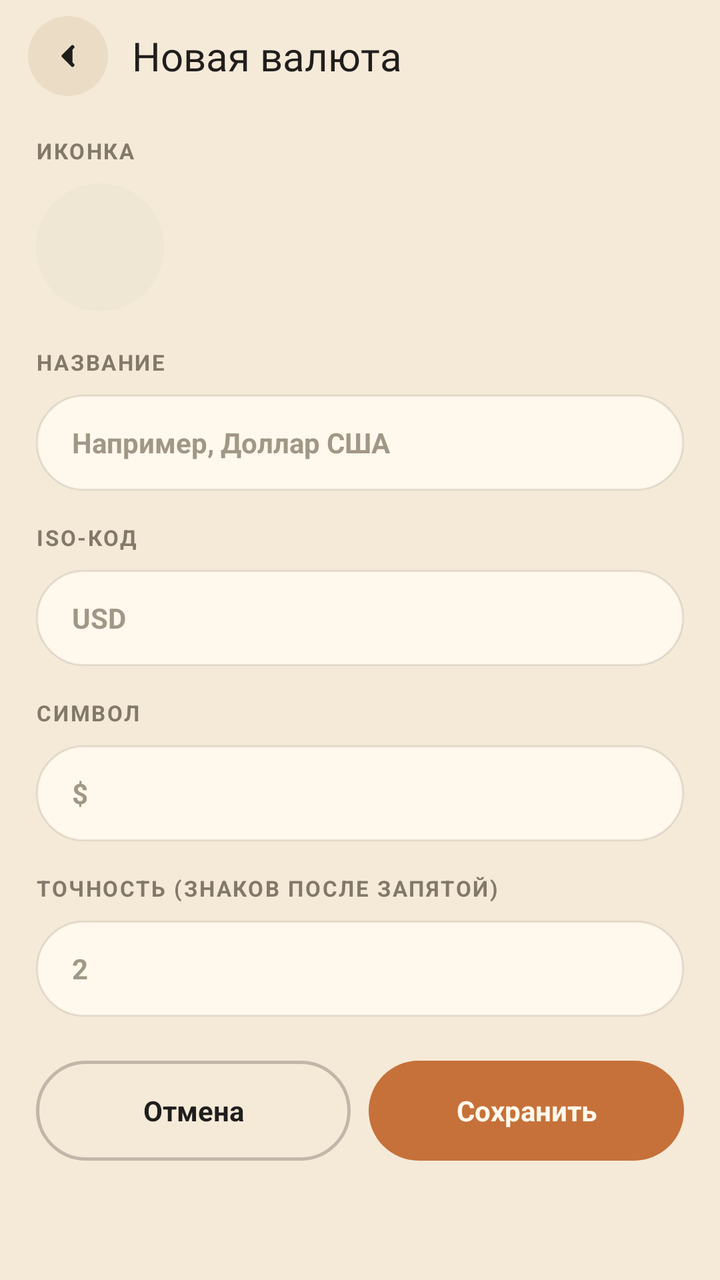
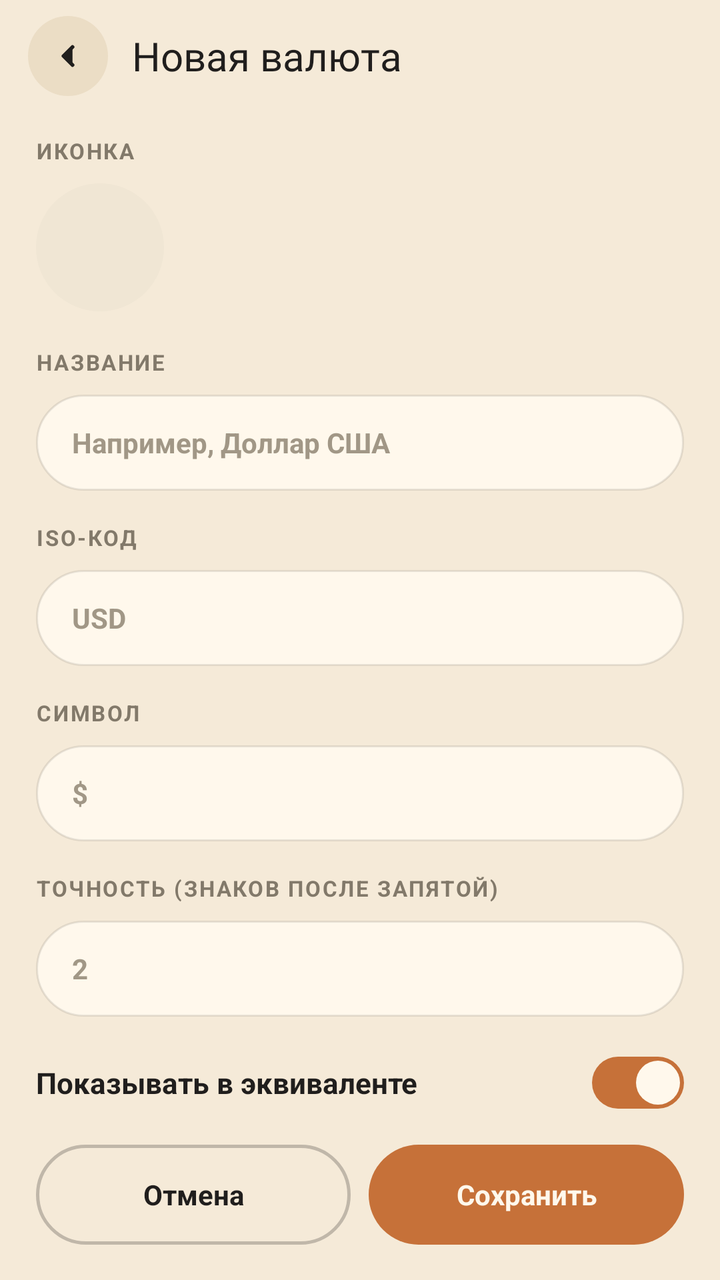

Before-and-after screenshots of an Android layout around one commit, followed by the original layout XML and the change that was made.
<!-- AndroidManifest.xml: activity theme AppTheme.NoActionBar -->
<!-- res/layout/activity_currency_form.xml -->
<?xml version="1.0" encoding="utf-8"?>

<LinearLayout xmlns:android="http://schemas.android.com/apk/res/android"
    android:layout_width="match_parent"
    android:layout_height="match_parent"
    android:orientation="vertical"
    android:background="@color/colorBackground">

    <LinearLayout
        android:layout_width="match_parent"
        android:layout_height="wrap_content"
        android:gravity="center_vertical"
        android:orientation="horizontal"
        android:paddingLeft="14dp"
        android:paddingRight="14dp"
        android:paddingTop="8dp"
        android:paddingBottom="6dp">

        <ImageButton
            android:id="@+id/btnUp"
            android:layout_width="40dp"
            android:layout_height="40dp"
            android:background="@drawable/bg_pill_secondary"
            android:contentDescription="Назад"
            android:padding="11dp"
            android:scaleType="fitCenter"
            android:src="@drawable/ic_nav_back"
            android:onClick="btnUp"/>

        <TextView
            android:id="@+id/formTitle"
            android:layout_width="0dp"
            android:layout_height="wrap_content"
            android:layout_weight="1"
            android:layout_marginStart="12dp"
            android:fontFamily="@font/caprasimo"
            android:text="Новая валюта"
            android:textColor="@color/colorTextPrimary"
            android:textSize="20sp"/>
    </LinearLayout>

    <ScrollView
        android:layout_width="match_parent"
        android:layout_height="0dp"
        android:layout_weight="1"
        android:paddingLeft="18dp"
        android:paddingRight="18dp"
        android:scrollbars="none">

        <LinearLayout
            android:layout_width="match_parent"
            android:layout_height="wrap_content"
            android:orientation="vertical"
            android:paddingTop="14dp"
            android:paddingBottom="20dp">

            <TextView style="@style/SettingsGroupLabel" android:text="Иконка"/>

            <ImageView
                android:id="@+id/imgCurrencyIcon"
                android:layout_width="64dp"
                android:layout_height="64dp"
                android:layout_marginBottom="18dp"
                android:background="@drawable/bg_icon_circle"
                android:clickable="true"
                android:contentDescription="Иконка валюты"
                android:focusable="true"
                android:padding="14dp"
                android:onClick="onPickIcon"/>

            <TextView style="@style/SettingsGroupLabel" android:text="Название"/>

            <EditText
                android:id="@+id/editCurrencyName"
                style="@style/FormInputPill"
                android:hint="Например, Доллар США"
                android:inputType="textCapSentences"/>

            <TextView style="@style/SettingsGroupLabel" android:text="ISO-код"/>

            <EditText
                android:id="@+id/editCurrencyIso"
                style="@style/FormInputPill"
                android:hint="USD"
                android:inputType="textCapCharacters"
                android:maxLength="8"/>

            <TextView style="@style/SettingsGroupLabel" android:text="Символ"/>

            <EditText
                android:id="@+id/editCurrencySymbol"
                style="@style/FormInputPill"
                android:hint="$"
                android:maxLength="8"/>

            <TextView style="@style/SettingsGroupLabel" android:text="Точность (знаков после запятой)"/>

            <EditText
                android:id="@+id/editCurrencyPrecision"
                style="@style/FormInputPill"
                android:hint="2"
                android:inputType="number"
                android:maxLength="1"/>

            <LinearLayout
                android:layout_width="match_parent"
                android:layout_height="wrap_content"
                android:layout_marginTop="6dp"
                android:orientation="horizontal">

                <TextView
                    android:id="@+id/btnDelete"
                    android:layout_width="0dp"
                    android:layout_height="50dp"
                    android:layout_weight="1"
                    android:layout_marginEnd="9dp"
                    android:background="@drawable/bg_pill_outline_expanse"
                    android:clickable="true"
                    android:focusable="true"
                    android:gravity="center"
                    android:text="Удалить"
                    android:textColor="@color/colorexpanse"
                    android:textSize="14sp"
                    android:textStyle="bold"
                    android:visibility="gone"
                    android:onClick="onDelete"/>

                <TextView
                    android:id="@+id/btnCancel"
                    android:layout_width="0dp"
                    android:layout_height="50dp"
                    android:layout_weight="1"
                    android:layout_marginEnd="9dp"
                    android:background="@drawable/bg_pill_outline"
                    android:clickable="true"
                    android:focusable="true"
                    android:gravity="center"
                    android:text="Отмена"
                    android:textColor="@color/colorTextPrimary"
                    android:textSize="14sp"
                    android:textStyle="bold"
                    android:onClick="btnUp"/>

                <TextView
                    android:id="@+id/btnSave"
                    android:layout_width="0dp"
                    android:layout_height="50dp"
                    android:layout_weight="1"
                    android:background="@drawable/bg_pill_primary"
                    android:clickable="true"
                    android:focusable="true"
                    android:gravity="center"
                    android:text="Сохранить"
                    android:textColor="@color/colorSurface"
                    android:textSize="14sp"
                    android:textStyle="bold"
                    android:onClick="onSave"/>
            </LinearLayout>
        </LinearLayout>
    </ScrollView>
</LinearLayout>
<!-- resources referenced by this layout -->
<resources>
  <color name="colorBackground">#F5EAD8</color>
  <color name="colorSurface">#FFF8EC</color>
  <color name="colorTextPrimary">#201E1D</color>
  <color name="colorexpanse">#8C491A</color>
  <!-- drawable bg_icon_circle (drawable) -->
  <?xml version="1.0" encoding="utf-8"?>
  <shape xmlns:android="http://schemas.android.com/apk/res/android"
      android:shape="oval">
      <solid android:color="@color/colorIconCircle"/>
  </shape>
  <!-- drawable bg_pill_outline (drawable) -->
  <?xml version="1.0" encoding="utf-8"?>
  <ripple xmlns:android="http://schemas.android.com/apk/res/android"
      android:color="@color/colorRipplePrimary">
      <item>
          <shape>
              <solid android:color="@android:color/transparent"/>
              <corners android:radius="999dp"/>
              <stroke android:width="1.5dp" android:color="@color/colorOutlineStrong"/>
          </shape>
      </item>
  </ripple>
  <!-- drawable bg_pill_outline_expanse (drawable) -->
  <?xml version="1.0" encoding="utf-8"?>
  <ripple xmlns:android="http://schemas.android.com/apk/res/android"
      android:color="@color/colorRippleExpanse">
      <item>
          <shape>
              <solid android:color="@android:color/transparent"/>
              <corners android:radius="999dp"/>
              <stroke android:width="1.5dp" android:color="@color/colorexpanse"/>
          </shape>
      </item>
  </ripple>
  <!-- drawable bg_pill_primary (drawable) -->
  <?xml version="1.0" encoding="utf-8"?>
  <ripple xmlns:android="http://schemas.android.com/apk/res/android"
      android:color="@color/colorPrimaryDark">
      <item>
          <shape>
              <solid android:color="@color/colorPrimary"/>
              <corners android:radius="999dp"/>
          </shape>
      </item>
  </ripple>
  <!-- drawable bg_pill_secondary (drawable) -->
  <?xml version="1.0" encoding="utf-8"?>
  <ripple xmlns:android="http://schemas.android.com/apk/res/android"
      android:color="@color/colorPrimaryLight">
      <item>
          <shape>
              <solid android:color="@color/colorSurfaceAlt"/>
              <corners android:radius="999dp"/>
          </shape>
      </item>
  </ripple>
  <style name="AppTheme.NoActionBar">
          <item name="windowActionBar">false</item>
          <item name="windowNoTitle">true</item>
      </style>
  <color name="colorIconCircle">#F0E6D4</color>
  <color name="colorRipplePrimary">#26C67139</color>
  <color name="colorOutlineStrong">#40201E1D</color>
  <color name="colorRippleExpanse">#268C491A</color>
  <color name="colorPrimaryDark">#B2622D</color>
  <color name="colorPrimary">#C67139</color>
  <color name="colorPrimaryLight">#F6A06B</color>
  <color name="colorSurfaceAlt">#EBDDC5</color>
  <!-- drawable bg_input_pill (drawable) -->
  <?xml version="1.0" encoding="utf-8"?>
  <shape xmlns:android="http://schemas.android.com/apk/res/android">
      <solid android:color="@color/colorSurface"/>
      <corners android:radius="999dp"/>
      <stroke android:width="1dp" android:color="@color/colorCardBorder"/>
  </shape>
  <color name="colorTextHint">#A19786</color>
  <color name="colorTextSecondary">#82796A</color>
  <color name="colorCardBorder">#1A201E1D</color>
  <!-- unchanged entries left out for length: 3 -->
</resources>

<!-- the commit's change to res/layout/activity_currency_form.xml (unified diff, before → after) -->
@@ -54,6 +54,17 @@
             android:paddingTop="14dp"
             android:paddingBottom="20dp">
 
+            
+            <TextView
+                android:id="@+id/sharedNote"
+                android:layout_width="match_parent"
+                android:layout_height="wrap_content"
+                android:layout_marginBottom="14dp"
+                android:text="Общая валюта — изменить нельзя"
+                android:textColor="@color/colorTextSecondary"
+                android:textSize="13sp"
+                android:visibility="gone"/>
+
             <TextView style="@style/SettingsGroupLabel" android:text="Иконка"/>
 
             <ImageView
@@ -101,6 +112,40 @@
                 android:hint="2"
                 android:inputType="number"
                 android:maxLength="1"/>
+
+            
+            <LinearLayout
+                android:id="@+id/rowShowInEquivalent"
+                android:layout_width="match_parent"
+                android:layout_height="wrap_content"
+                android:layout_marginTop="4dp"
+                android:layout_marginBottom="12dp"
+                android:gravity="center_vertical"
+                android:orientation="horizontal"
+                android:onClick="onToggleShowInEquivalent">
+
+                <TextView
+                    android:layout_width="0dp"
+                    android:layout_height="wrap_content"
+                    android:layout_weight="1"
+                    android:text="Показывать в эквиваленте"
+                    android:textColor="@color/colorTextPrimary"
+                    android:textSize="14.5sp"
+                    android:textStyle="bold"/>
+
+                <FrameLayout
+                    android:id="@+id/switchShowInEquivalent"
+                    android:layout_width="46dp"
+                    android:layout_height="26dp"
+                    android:background="@drawable/bg_switch_on">
+                    <View
+                        android:layout_width="22dp"
+                        android:layout_height="22dp"
+                        android:layout_gravity="end"
+                        android:layout_margin="2dp"
+                        android:background="@drawable/bg_switch_thumb"/>
+                </FrameLayout>
+            </LinearLayout>
 
             <LinearLayout
                 android:layout_width="match_parent"
<!-- resource entries referenced after the edit -->
@@ -56,6 +56,18 @@
           </shape>
       </item>
   </ripple>
+  <!-- drawable bg_switch_on (drawable) -->
+  <?xml version="1.0" encoding="utf-8"?>
+  <shape xmlns:android="http://schemas.android.com/apk/res/android">
+      <solid android:color="@color/colorPrimary"/>
+      <corners android:radius="999dp"/>
+  </shape>
+  <!-- drawable bg_switch_thumb (drawable) -->
+  <?xml version="1.0" encoding="utf-8"?>
+  <shape xmlns:android="http://schemas.android.com/apk/res/android"
+      android:shape="oval">
+      <solid android:color="@color/colorSurface"/>
+  </shape>
   <style name="AppTheme.NoActionBar">
           <item name="windowActionBar">false</item>
           <item name="windowNoTitle">true</item>
